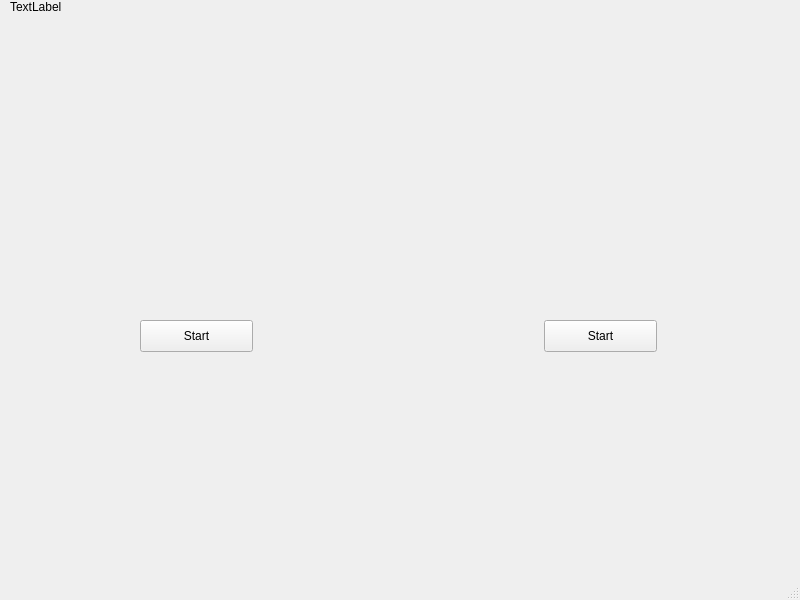
First picture: the form in camera_window.ui, repository paipeng/qt-double-cameras, before the edit.
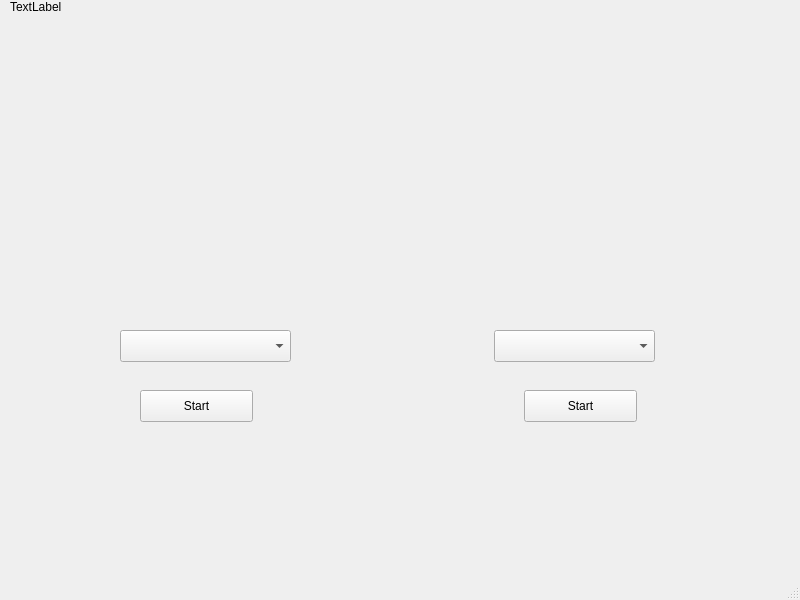
Second picture: the form after the edit. Custom widgets are drawn as their Qt base class.

Commit message: select camera source for each one

```diff
--- a/camera_window.ui
+++ b/camera_window.ui
@@ -65,7 +65,7 @@
            <property name="geometry">
             <rect>
              <x>130</x>
-             <y>300</y>
+             <y>370</y>
              <width>113</width>
              <height>32</height>
             </rect>
@@ -74,6 +74,16 @@
             <string>Start</string>
            </property>
           </widget>
+          <widget class="QComboBox" name="camera1ComboBox">
+           <property name="geometry">
+            <rect>
+             <x>110</x>
+             <y>310</y>
+             <width>171</width>
+             <height>32</height>
+            </rect>
+           </property>
+          </widget>
          </widget>
          <widget class="QWidget" name="page_2">
           <widget class="QLabel" name="label_2">
@@ -120,8 +130,8 @@
           <widget class="QPushButton" name="camera2StartButton">
            <property name="geometry">
             <rect>
-             <x>140</x>
-             <y>300</y>
+             <x>120</x>
+             <y>370</y>
              <width>113</width>
              <height>32</height>
             </rect>
@@ -130,6 +140,16 @@
             <string>Start</string>
            </property>
           </widget>
+          <widget class="QComboBox" name="camera2ComboBox">
+           <property name="geometry">
+            <rect>
+             <x>90</x>
+             <y>310</y>
+             <width>161</width>
+             <height>32</height>
+            </rect>
+           </property>
+          </widget>
          </widget>
          <widget class="QWidget" name="page_4">
           <widget class="QLabel" name="label_3">
```
Left out of the diff: 39 changed lines with no effect on the pictures. The commit also changes 2 other files.
